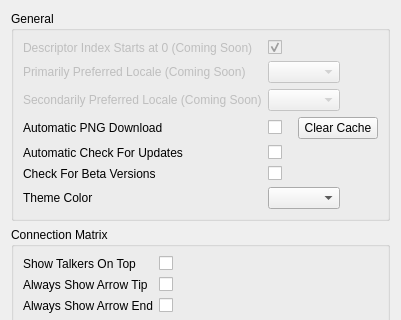
Before: the Qt Designer form src/settingsDialog.ui in christophe-calmejane/Hive, drawn with Qt 5; both pictures show x 0 to 401 and y 0 to 320 of the 401 by 630 pixel window.
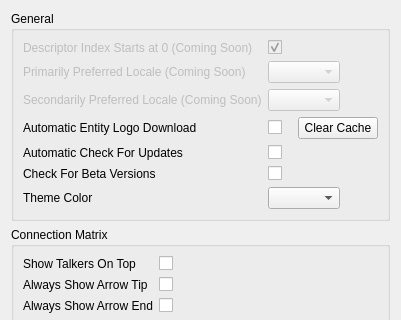
After: the same form once the commit is applied.

Commit message: Fixed incorrect setting observation

Diff of the .ui file:
```diff
--- a/src/settingsDialog.ui
+++ b/src/settingsDialog.ui
@@ -92,7 +92,7 @@
       <item row="3" column="0">
        <widget class="QLabel" name="automaticPNGDownloadLabel">
         <property name="text">
-         <string>Automatic PNG Download</string>
+         <string>Automatic Entity Logo Download</string>
         </property>
        </widget>
       </item>
```
The commit also changes 2 other files.
